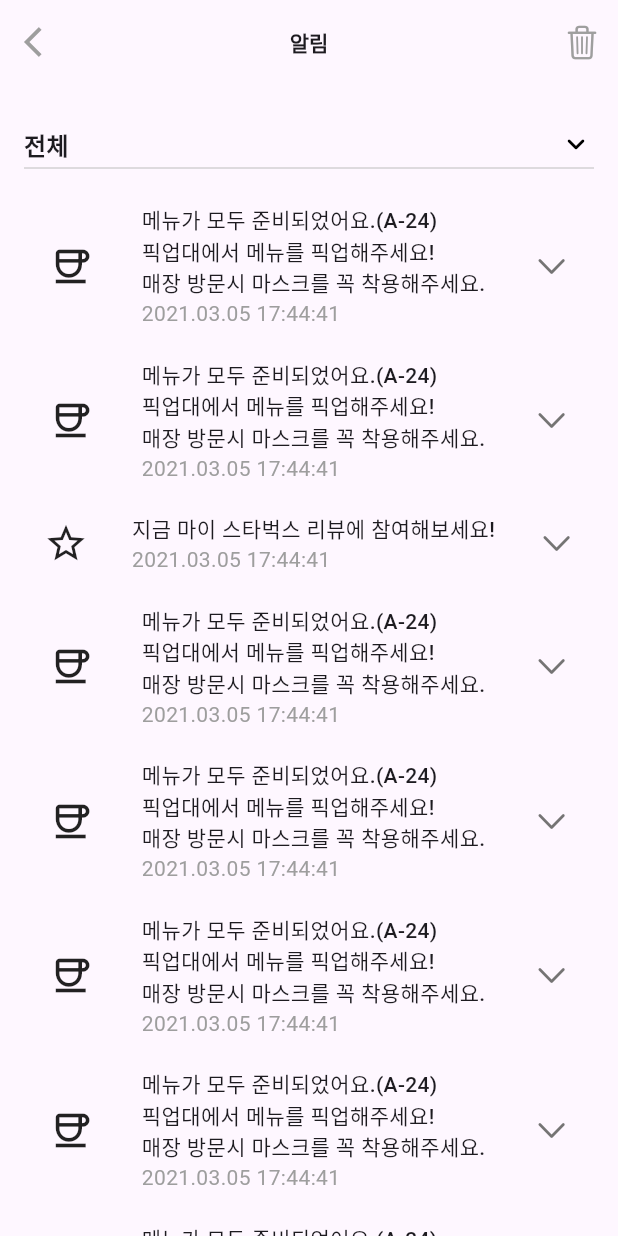
After one commit to fluttudy/fluttudy_9oHigh, a Flutter app: the HomeScreen screen opened directly, after a tap on "알림 화면 이동", on a phone screen of 412 x 824 dp. The commit adds this screen. Run offline on Flutter 3.47's test engine with Material 3 defaults, Android fonts, the phone set to English and light mode, and no system bars.

Commit message:
feat: starbucks notification screen

```diff
--- a/flutter_ui_exercise/lib/starbucks/contents/home/home_screen.dart
+++ b/flutter_ui_exercise/lib/starbucks/contents/home/home_screen.dart
@@ -1,5 +1,6 @@
 import 'package:flutter/material.dart';
 import 'package:flutter_ui_exercise/starbucks/contents/home/cupon/cupon_list_screen.dart';
+import 'package:flutter_ui_exercise/starbucks/contents/home/notification/starbucks_notification_screen.dart';
 
 class HomeScreen extends StatelessWidget {
   const HomeScreen({super.key});
@@ -42,6 +43,26 @@ class HomeScreen extends StatelessWidget {
                     fontSize: 14,
                     color: Colors.white),
               ),
+            ),
+            ElevatedButton(
+              onPressed: () {
+                Navigator.push(context, MaterialPageRoute(
+                  builder: (context) {
+                    return const NotificationScreen();
+                  },
+                ));
+              },
+              style: ElevatedButton.styleFrom(
+                backgroundColor: Colors.green,
+              ),
+              child: const Text(
+                '알림 화면 이동',
+                style: TextStyle(
+                  fontWeight: FontWeight.bold,
+                  fontSize: 14,
+                  color: Colors.white,
+                ),
+              ),
             )
           ],
         ),
--- /dev/null
+++ b/flutter_ui_exercise/lib/starbucks/contents/home/notification/notification_icon_type.dart
@@ -0,0 +1,4 @@
+enum NotificationIconType {
+  star,
+  coffee;
+}
--- /dev/null
+++ b/flutter_ui_exercise/lib/starbucks/contents/home/notification/notification_item.dart
@@ -0,0 +1,140 @@
+import 'package:flutter/cupertino.dart';
+import 'package:flutter/material.dart';
+import 'package:flutter_ui_exercise/starbucks/contents/home/notification/notification_icon_type.dart';
+
+extension on NotificationIconType {
+  Icon get iconData {
+    switch (this) {
+      case NotificationIconType.star:
+        return const Icon(
+          Icons.star_outline,
+          size: 30,
+        );
+      case NotificationIconType.coffee:
+        return const Icon(
+          Icons.coffee_outlined,
+          size: 30,
+        );
+    }
+  }
+}
+
+class NotificationSubItem extends StatelessWidget {
+  NotificationIconType notiIcon;
+  String body;
+  String date;
+
+  NotificationSubItem({
+    super.key,
+    required this.notiIcon,
+    required this.body,
+    required this.date,
+  });
+
+  @override
+  Widget build(BuildContext context) {
+    return Column(
+      mainAxisAlignment: MainAxisAlignment.center,
+      children: [
+        Row(
+          mainAxisAlignment: MainAxisAlignment.center,
+          children: [
+            notiIcon.iconData,
+            const SizedBox(
+              width: 20,
+            ),
+            Column(
+              crossAxisAlignment: CrossAxisAlignment.start,
+              children: [
+                Text(
+                  body,
+                  style: const TextStyle(
+                    fontWeight: FontWeight.w500,
+                    fontSize: 14,
+                  ),
+                ),
+                Text(
+                  date,
+                  style: const TextStyle(color: Colors.grey),
+                ),
+              ],
+            ),
+            const SizedBox(
+              width: 50,
+            ),
+          ],
+        ),
+      ],
+    );
+  }
+}
+
+class NotificationItem extends StatelessWidget {
+  NotificationIconType notiIcon;
+  String body;
+  String date;
+  bool isExpanded;
+
+  NotificationItem({
+    super.key,
+    required this.notiIcon,
+    required this.body,
+    required this.date,
+    required this.isExpanded,
+  });
+
+  @override
+  Widget build(BuildContext context) {
+    return Column(
+      children: [
+        Row(
+          mainAxisAlignment: MainAxisAlignment.spaceEvenly,
+          children: [
+            notiIcon.iconData,
+            Column(
+              crossAxisAlignment: CrossAxisAlignment.start,
+              children: [
+                Text(
+                  body,
+                  style: const TextStyle(
+                    fontWeight: FontWeight.w500,
+                    fontSize: 14,
+                  ),
+                ),
+                Text(
+                  date,
+                  style: const TextStyle(color: Colors.grey),
+                ),
+              ],
+            ),
+            Icon(
+              isExpanded
+                  ? CupertinoIcons.chevron_right
+                  : CupertinoIcons.chevron_down,
+              color: const Color.fromARGB(255, 117, 116, 116),
+              size: 24,
+            ),
+          ],
+        ),
+        const SizedBox(
+          height: 20,
+        ),
+        if (isExpanded) ...{
+          Container(
+            height: 75,
+            color: const Color.fromARGB(255, 239, 236, 236),
+            width: MediaQuery.sizeOf(context).width,
+            child: NotificationSubItem(
+              notiIcon: NotificationIconType.coffee,
+              body: '8번째 메뉴로 준비중입니다. (A-32)',
+              date: '2021.02.25 13:59:33',
+            ),
+          ),
+          const SizedBox(
+            height: 20,
+          ),
+        }
+      ],
+    );
+  }
+}
--- /dev/null
+++ b/flutter_ui_exercise/lib/starbucks/contents/home/notification/starbucks_notification_screen.dart
@@ -0,0 +1,231 @@
+import 'package:flutter/cupertino.dart';
+import 'package:flutter/material.dart';
+import 'package:flutter_ui_exercise/starbucks/contents/home/notification/notification_icon_type.dart';
+import 'package:flutter_ui_exercise/starbucks/contents/home/notification/notification_item.dart';
+
+class NotificationScreen extends StatefulWidget {
+  const NotificationScreen({super.key});
+
+  @override
+  State<StatefulWidget> createState() => _NotificationScreenState();
+}
+
+class _NotificationScreenState extends State<NotificationScreen> {
+  List<NotificationItem> items = [
+    NotificationItem(
+      notiIcon: NotificationIconType.coffee,
+      body: '메뉴가 모두 준비되었어요.(A-24)\n픽업대에서 메뉴를 픽업해주세요!\n매장 방문시 마스크를 꼭 착용해주세요.',
+      date: '2021.03.05 17:44:41',
+      isExpanded: false,
+    ),
+    NotificationItem(
+      notiIcon: NotificationIconType.coffee,
+      body: '메뉴가 모두 준비되었어요.(A-24)\n픽업대에서 메뉴를 픽업해주세요!\n매장 방문시 마스크를 꼭 착용해주세요.',
+      date: '2021.03.05 17:44:41',
+      isExpanded: false,
+    ),
+    NotificationItem(
+      notiIcon: NotificationIconType.star,
+      body: '지금 마이 스타벅스 리뷰에 참여해보세요!',
+      date: '2021.03.05 17:44:41',
+      isExpanded: false,
+    ),
+    NotificationItem(
+      notiIcon: NotificationIconType.coffee,
+      body: '메뉴가 모두 준비되었어요.(A-24)\n픽업대에서 메뉴를 픽업해주세요!\n매장 방문시 마스크를 꼭 착용해주세요.',
+      date: '2021.03.05 17:44:41',
+      isExpanded: false,
+    ),
+    NotificationItem(
+      notiIcon: NotificationIconType.coffee,
+      body: '메뉴가 모두 준비되었어요.(A-24)\n픽업대에서 메뉴를 픽업해주세요!\n매장 방문시 마스크를 꼭 착용해주세요.',
+      date: '2021.03.05 17:44:41',
+      isExpanded: false,
+    ),
+    NotificationItem(
+      notiIcon: NotificationIconType.coffee,
+      body: '메뉴가 모두 준비되었어요.(A-24)\n픽업대에서 메뉴를 픽업해주세요!\n매장 방문시 마스크를 꼭 착용해주세요.',
+      date: '2021.03.05 17:44:41',
+      isExpanded: false,
+    ),
+    NotificationItem(
+      notiIcon: NotificationIconType.coffee,
+      body: '메뉴가 모두 준비되었어요.(A-24)\n픽업대에서 메뉴를 픽업해주세요!\n매장 방문시 마스크를 꼭 착용해주세요.',
+      date: '2021.03.05 17:44:41',
+      isExpanded: false,
+    ),
+    NotificationItem(
+      notiIcon: NotificationIconType.coffee,
+      body: '메뉴가 모두 준비되었어요.(A-24)\n픽업대에서 메뉴를 픽업해주세요!\n매장 방문시 마스크를 꼭 착용해주세요.',
+      date: '2021.03.05 17:44:41',
+      isExpanded: false,
+    ),
+  ];
+
+  @override
+  Widget build(BuildContext context) {
+    return Scaffold(
+      appBar: AppBar(
+        centerTitle: true,
+        title: const Text(
+          '알림',
+          style: TextStyle(fontWeight: FontWeight.bold, fontSize: 14),
+        ),
+        leading: IconButton(
+          icon: const Icon(
+            Icons.arrow_back_ios,
+            color: Colors.grey,
+          ),
+          onPressed: () {
+            Navigator.pop(context);
+          },
+        ),
+        actions: [
+          IconButton(
+            onPressed: () {
+              _showDialog(context);
+              // setState(() {
+              //   items = [];
+              // });
+            },
+            icon: const Icon(
+              CupertinoIcons.trash,
+              color: Colors.grey,
+            ),
+          )
+        ],
+      ),
+      body: Center(
+          child: Column(
+        children: [
+          Padding(
+            padding: const EdgeInsets.all(16.0),
+            child: SizedBox(
+              width: MediaQuery.sizeOf(context).width,
+              child: DropdownButton(
+                isExpanded: true,
+                value: '전체',
+                items: [
+                  '전체',
+                  '주문',
+                ]
+                    .map((e) => DropdownMenuItem(
+                          value: e,
+                          child: Text(
+                            e,
+                            style: const TextStyle(
+                              fontWeight: FontWeight.bold,
+                            ),
+                          ),
+                        ))
+                    .toList(),
+                onChanged: (value) {
+                  print(value);
+                },
+                icon: const Icon(
+                  Icons.keyboard_arrow_down_rounded,
+                  color: Colors.black,
+                ),
+                borderRadius: BorderRadius.zero,
+              ),
+            ),
+          ),
+          Expanded(
+            child: ListView.builder(
+              itemCount: items.length,
+              itemBuilder: (context, index) {
+                final item = items[index];
+                return GestureDetector(
+                  onTap: () {
+                    setState(() {
+                      item.isExpanded = !item.isExpanded;
+                    });
+                  },
+                  child: SizedBox(
+                    width: MediaQuery.sizeOf(context).width,
+                    child: NotificationItem(
+                      notiIcon: item.notiIcon,
+                      body: item.body,
+                      date: item.date,
+                      isExpanded: item.isExpanded,
+                    ),
+                  ),
+                );
+              },
+            ),
+          ),
+        ],
+      )),
+    );
+  }
+
+  void _showDialog(BuildContext context) {
+    showDialog(
+      context: context,
+      builder: (BuildContext context) {
+        return Dialog(
+          shape: RoundedRectangleBorder(borderRadius: BorderRadius.circular(8)),
+          child: Container(
+            width: MediaQuery.sizeOf(context).width * 0.9,
+            height: MediaQuery.sizeOf(context).height * 0.2,
+            padding: const EdgeInsets.all(20),
+            child: Column(
+              mainAxisAlignment: MainAxisAlignment.spaceEvenly,
+              children: <Widget>[
+                const Text(
+                  '알림함의 모든 메세지를 삭제하시겠어요?',
+                  style: TextStyle(fontWeight: FontWeight.bold, fontSize: 14),
+                ),
+                Row(
+                  mainAxisAlignment: MainAxisAlignment.end,
+                  children: <Widget>[
+                    OutlinedButton(
+                      style: OutlinedButton.styleFrom(
+                        backgroundColor: Colors.white,
+                        side: const BorderSide(
+                          color: Colors.green,
+                          width: 0.75,
+                        ),
+                      ),
+                      onPressed: () {
+                        Navigator.of(context).pop();
+                      },
+                      child: const Text(
+                        '아니오',
+                        style: TextStyle(
+                            color: Colors.green, fontWeight: FontWeight.w500),
+                      ),
+                    ),
+                    const SizedBox(
+                      width: 12,
+                    ),
+                    OutlinedButton(
+                      style: OutlinedButton.styleFrom(
+                        backgroundColor: Colors.green,
+                        side: const BorderSide(
+                          color: Colors.green,
+                          width: 0.75,
+                        ),
+                      ),
+                      onPressed: () {
+                        Navigator.of(context).pop();
+                        setState(() {
+                          items = [];
+                        });
+                      },
+                      child: const Text(
+                        '전체 삭제',
+                        style: TextStyle(
+                            color: Colors.white, fontWeight: FontWeight.w500),
+                      ),
+                    ),
+                  ],
+                ),
+              ],
+            ),
+          ),
+        );
+      },
+    );
+  }
+}
```
Also changed, not shown: flutter_ui_exercise/lib/starbucks/documents/home/notification/starbucks_home_notification.png (added), flutter_ui_exercise/lib/starbucks/documents/home/notification/starbucks_home_notification_alert.png (added), 2 other files.
